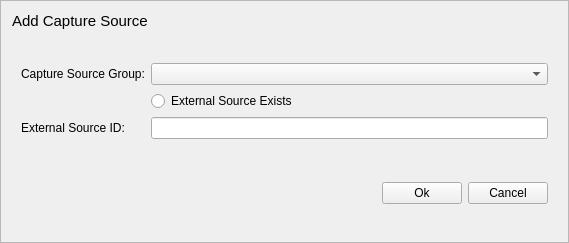
Above: buildings/gui/new_capture_source.ui from linz/nz-buildings before the change. Below: the same form after it.
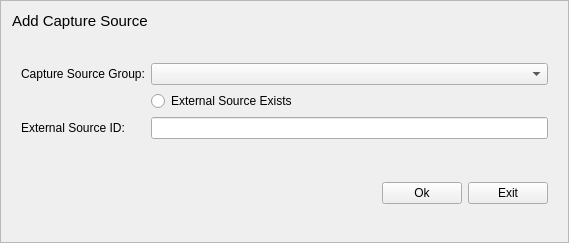
That is the form after the change.

What changed in the file:
```diff
--- a/buildings/gui/new_capture_source.ui
+++ b/buildings/gui/new_capture_source.ui
@@ -122,7 +122,7 @@
          </size>
         </property>
         <property name="text">
-         <string>Cancel</string>
+         <string>Exit</string>
         </property>
        </widget>
       </item>
```
